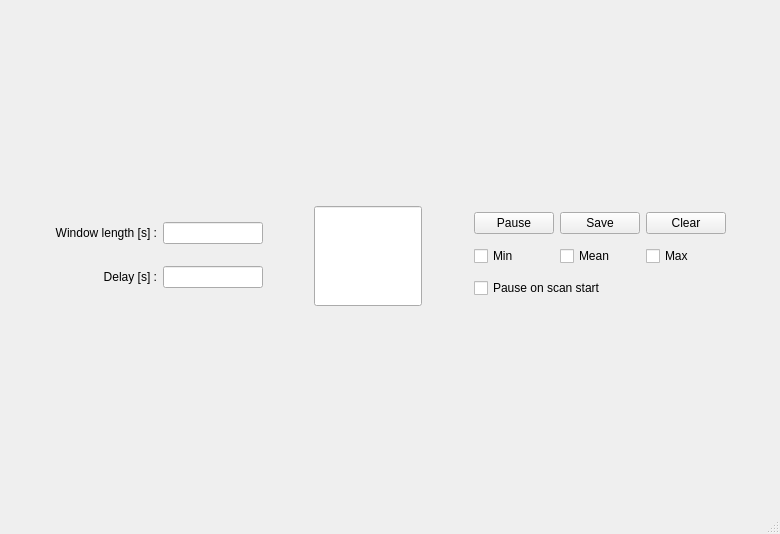
Old version of the form autolab/core/gui/monitoring/interface.ui in the repository autolab-project/autolab.
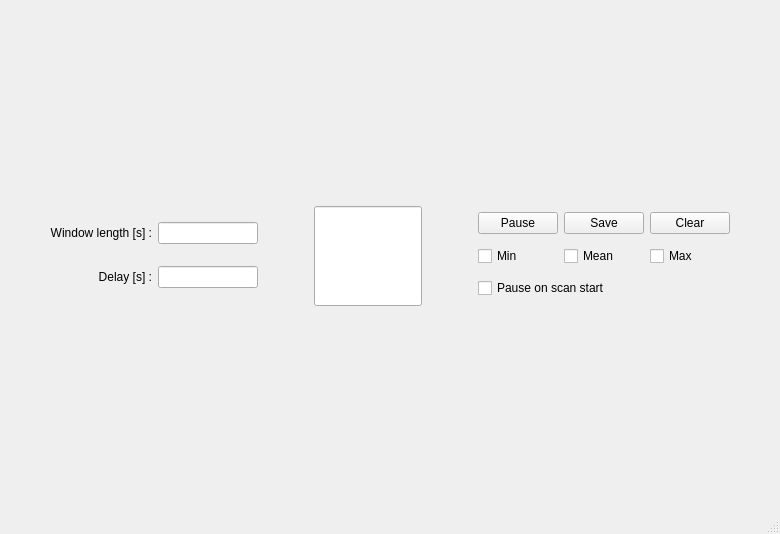
New version of the form.

Commit message:
add action parameter type in tooltip + gui resize
- display type of action parameter in tooltip
- tweak gui sizes (simplify layout)

The edit to the form file:
```diff
--- a/autolab/core/gui/monitoring/interface.ui
+++ b/autolab/core/gui/monitoring/interface.ui
@@ -15,6 +15,18 @@
   </property>
   <widget class="QWidget" name="centralwidget">
    <layout class="QVBoxLayout" name="verticalLayout_3">
+    <property name="leftMargin">
+     <number>0</number>
+    </property>
+    <property name="topMargin">
+     <number>0</number>
+    </property>
+    <property name="rightMargin">
+     <number>0</number>
+    </property>
+    <property name="bottomMargin">
+     <number>0</number>
+    </property>
     <item>
      <layout class="QVBoxLayout" name="graph"/>
     </item>
```
The commit also changes 3 other files.
